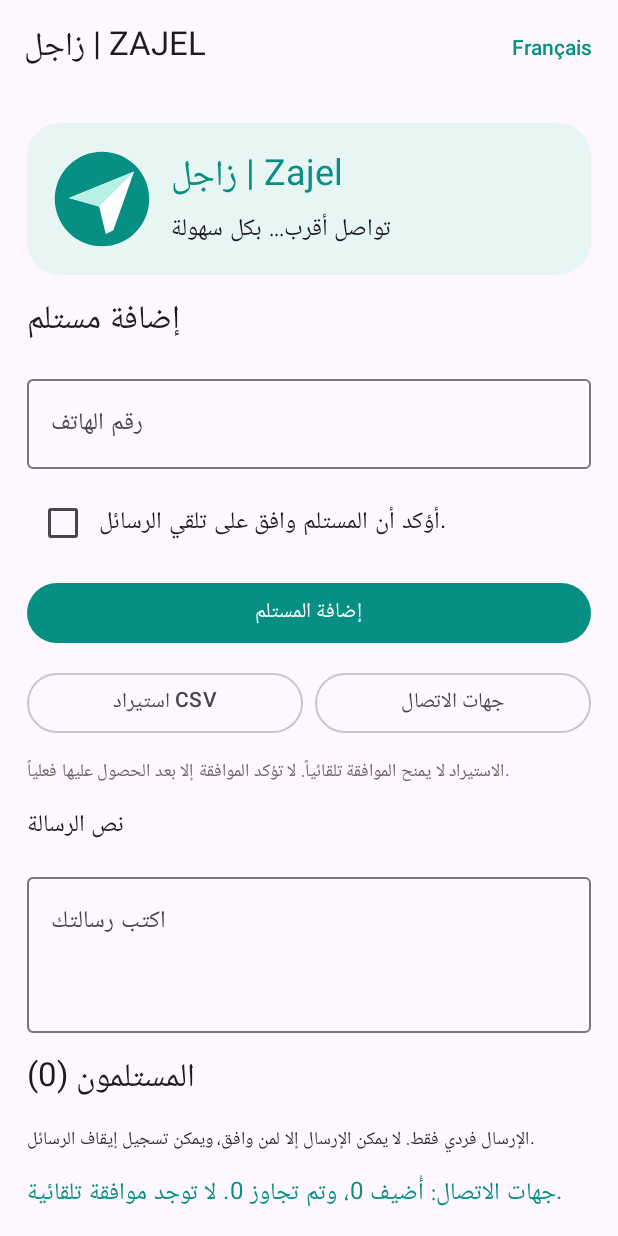
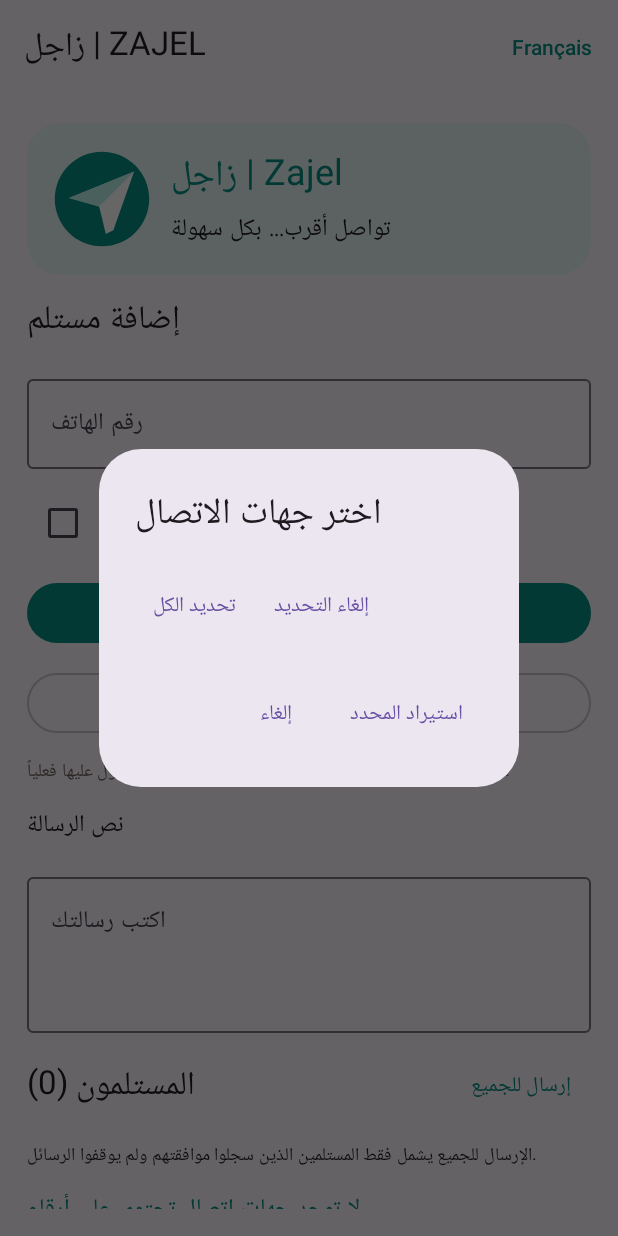
Before and after one commit to Redadz19/Zajel, an Android app built with Jetpack Compose: the screen it shows after launch (MainActivity), after a tap on "جهات الاتصال", on a phone screen of 412 x 824 dp. Run offline under Robolectric (Android 15) with nearby library versions, the phone set to English and light mode, and no system bars; our stand-ins replace Room's generated code; 2 other taps on this screen came first.

Commit message:
feat: select contacts and send SMS to all opted-in recipients

```diff
--- a/app/src/main/java/com/zajel/app/MainActivity.kt
+++ b/app/src/main/java/com/zajel/app/MainActivity.kt
@@ -55,10 +55,22 @@ private fun ZajelApp() {
     var selected by remember { mutableStateOf<Recipient?>(null) }
     var notice by remember { mutableStateOf("") }
     var showConfirm by remember { mutableStateOf(false) }
+    var showBulkConfirm by remember { mutableStateOf(false) }
+    var bulkSendPending by remember { mutableStateOf(false) }
+    var contactCandidates by remember { mutableStateOf<List<Pair<String, String>>>(emptyList()) }
+    var selectedContactPhones by remember { mutableStateOf<Set<String>>(emptySet()) }
+    var showContactsPicker by remember { mutableStateOf(false) }
 
     val smsPermission = rememberLauncherForActivityResult(ActivityResultContracts.RequestPermission()) { granted ->
         val target = selected
-        if (granted && target != null && target.optedIn && !target.optedOut) {
+        if (granted && bulkSendPending) {
+            var sent = 0
+            recipients.filter { it.optedIn && !it.optedOut }.forEach { recipient ->
+                try { SmsManager.getDefault().sendTextMessage(recipient.phone, null, message, null, null); sent++ } catch (_: Exception) { }
+            }
+            notice = if (french) "Demandes SMS transmises : $sent." else "تم تمرير طلبات SMS إلى النظام: $sent."
+            bulkSendPending = false
+        } else if (granted && target != null && target.optedIn && !target.optedOut) {
             try {
                 SmsManager.getDefault().sendTextMessage(target.phone, null, message, null, null)
                 notice = if (french) "Demande SMS transmise à Android." else "تم تمرير طلب SMS إلى نظام Android."
@@ -112,18 +124,10 @@ private fun ZajelApp() {
                     if (number.length >= 7) imported += name to number
                 }
             }
-            scope.launch {
-                var added = 0
-                var skipped = 0
-                imported.distinctBy { it.second }.forEach { (name, number) ->
-                    if (dao.findByPhone(number) == null) {
-                        val id = dao.insert(Recipient(phone = number, displayName = name.takeIf { it.isNotBlank() }, optedIn = false))
-                        if (id != -1L) added++ else skipped++
-                    } else skipped++
-                }
-                notice = if (french) "Contacts : $added ajouté(s), $skipped ignoré(s). Consentement requis."
-                    else "جهات الاتصال: أُضيف $added، وتم تجاوز $skipped. لا توجد موافقة تلقائية."
-            }
+            contactCandidates = imported.distinctBy { it.second }
+            selectedContactPhones = emptySet()
+            showContactsPicker = true
+            if (contactCandidates.isEmpty()) notice = if (french) "Aucun contact avec numéro." else "لا توجد جهات اتصال تحتوي على أرقام."
         } else notice = if (french) "Accès aux contacts refusé." else "تم رفض صلاحية جهات الاتصال."
     }
 
@@ -195,7 +199,16 @@ private fun ZajelApp() {
                 }
                 item { Text(if (french) "Message" else "نص الرسالة", style = MaterialTheme.typography.titleMedium) }
                 item { OutlinedTextField(message, { message = it }, label = { Text(if (french) "Votre message" else "اكتب رسالتك") }, modifier = Modifier.fillMaxWidth(), minLines = 3) }
-                item { Text(if (french) "Destinataires (${recipients.size})" else "المستلمون (${recipients.size})", style = MaterialTheme.typography.titleLarge) }
+                item {
+                    Row(Modifier.fillMaxWidth(), horizontalArrangement = Arrangement.SpaceBetween, verticalAlignment = Alignment.CenterVertically) {
+                        Text(if (french) "Destinataires (${recipients.size})" else "المستلمون (${recipients.size})", style = MaterialTheme.typography.titleLarge)
+                        TextButton(onClick = {
+                            if (message.isBlank()) notice = if (french) "Saisissez un message." else "اكتب نص الرسالة أولاً."
+                            else if (recipients.none { it.optedIn && !it.optedOut }) notice = if (french) "Aucun destinataire autorisé." else "لا يوجد مستلمون لديهم موافقة."
+                            else showBulkConfirm = true
+                        }) { Text(if (french) "Envoyer à tous" else "إرسال للجميع") }
+                    }
+                }
                 items(recipients, key = { it.id }) { recipient ->
                     Card {
                         Column(Modifier.fillMaxWidth().padding(12.dp), verticalArrangement = Arrangement.spacedBy(6.dp)) {
@@ -239,11 +252,79 @@ private fun ZajelApp() {
                         }
                     }
                 }
-                item { Text(if (french) "Envoi individuel uniquement. Respectez les consentements et les règles de votre opérateur." else "الإرسال فردي فقط. لا يمكن الإرسال إلا لمن وافق، ويمكن تسجيل إيقاف الرسائل.", style = MaterialTheme.typography.bodySmall) }
+                item { Text(if (french) "L'envoi à tous concerne uniquement les contacts ayant donné leur accord et non désinscrits." else "الإرسال للجميع يشمل فقط المستلمين الذين سجلوا موافقتهم ولم يوقفوا الرسائل.", style = MaterialTheme.typography.bodySmall) }
                 if (notice.isNotBlank()) item { Text(notice, color = ZajelGreen) }
             }
         }
     }
+
+
+    if (showContactsPicker) AlertDialog(
+        onDismissRequest = { showContactsPicker = false },
+        title = { Text(if (french) "Choisir les contacts" else "اختر جهات الاتصال") },
+        text = {
+            Column(Modifier.heightIn(max = 420.dp)) {
+                Row(verticalAlignment = Alignment.CenterVertically) {
+                    TextButton(onClick = { selectedContactPhones = contactCandidates.map { it.second }.toSet() }) { Text(if (french) "Tout sélectionner" else "تحديد الكل") }
+                    TextButton(onClick = { selectedContactPhones = emptySet() }) { Text(if (french) "Tout désélectionner" else "إلغاء التحديد") }
+                }
+                LazyColumn {
+                    items(contactCandidates, key = { it.second }) { (name, number) ->
+                        Row(verticalAlignment = Alignment.CenterVertically) {
+                            Checkbox(checked = number in selectedContactPhones, onCheckedChange = { checked ->
+                                selectedContactPhones = if (checked) selectedContactPhones + number else selectedContactPhones - number
+                            })
+                            Column {
+                                Text(name.ifBlank { number })
+                                if (name.isNotBlank()) Text(number, style = MaterialTheme.typography.bodySmall)
+                            }
+                        }
+                    }
+                }
+            }
+        },
+        confirmButton = {
+            TextButton(onClick = {
+                showContactsPicker = false
+                val chosen = contactCandidates.filter { it.second in selectedContactPhones }
+                scope.launch {
+                    var added = 0
+                    var skipped = 0
+                    chosen.forEach { (name, number) ->
+                        if (dao.findByPhone(number) == null) {
+                            val id = dao.insert(Recipient(phone = number, displayName = name.takeIf { it.isNotBlank() }, optedIn = false))
+                            if (id != -1L) added++ else skipped++
+                        } else skipped++
+                    }
+                    notice = if (french) "Contacts sélectionnés : $added ajouté(s), $skipped ignoré(s). Accord requis." else "جهات الاتصال المحددة: أُضيف $added، وتجاوزنا $skipped. الموافقة مطلوبة قبل الإرسال."
+                }
+            }) { Text(if (french) "Importer la sélection" else "استيراد المحدد") }
+        },
+        dismissButton = { TextButton(onClick = { showContactsPicker = false }) { Text(if (french) "Annuler" else "إلغاء") } }
+    )
+
+    if (showBulkConfirm) AlertDialog(
+        onDismissRequest = { showBulkConfirm = false },
+        title = { Text(if (french) "Confirmer l'envoi groupé" else "تأكيد الإرسال للجميع") },
+        text = { Text(if (french) "Envoyer le message à ${recipients.count { it.optedIn && !it.optedOut }} destinataire(s) autorisé(s) ?" else "إرسال الرسالة إلى ${recipients.count { it.optedIn && !it.optedOut }} مستلم لديهم موافقة مسجلة؟ لن تُرسل إلى من لم يوافق أو أوقف الرسائل.") },
+        confirmButton = {
+            TextButton(onClick = {
+                showBulkConfirm = false
+                val eligible = recipients.filter { it.optedIn && !it.optedOut }
+                if (ContextCompat.checkSelfPermission(context, Manifest.permission.SEND_SMS) == PackageManager.PERMISSION_GRANTED) {
+                    var sent = 0
+                    eligible.forEach { recipient ->
+                        try { SmsManager.getDefault().sendTextMessage(recipient.phone, null, message, null, null); sent++ } catch (_: Exception) { }
+                    }
+                    notice = if (french) "Demandes SMS transmises : $sent." else "تم تمرير طلبات SMS إلى النظام: $sent."
+                } else {
+                    bulkSendPending = true
+                    smsPermission.launch(Manifest.permission.SEND_SMS)
+                }
+            }) { Text(if (french) "Envoyer" else "إرسال") }
+        },
+        dismissButton = { TextButton(onClick = { showBulkConfirm = false }) { Text(if (french) "Annuler" else "إلغاء") } }
+    )
 
     if (showConfirm) AlertDialog(
         onDismissRequest = { showConfirm = false; selected = null },
```
